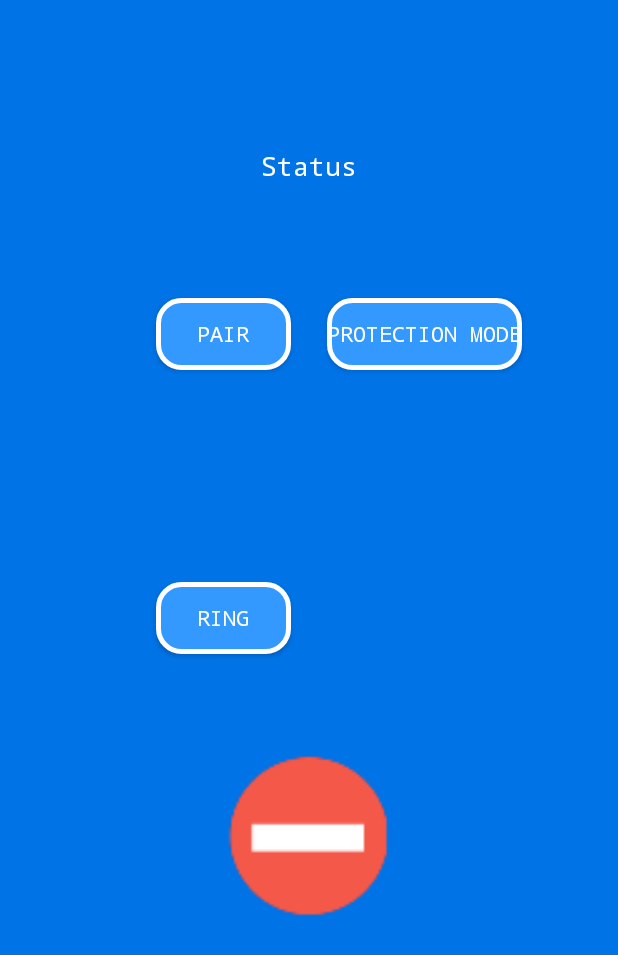
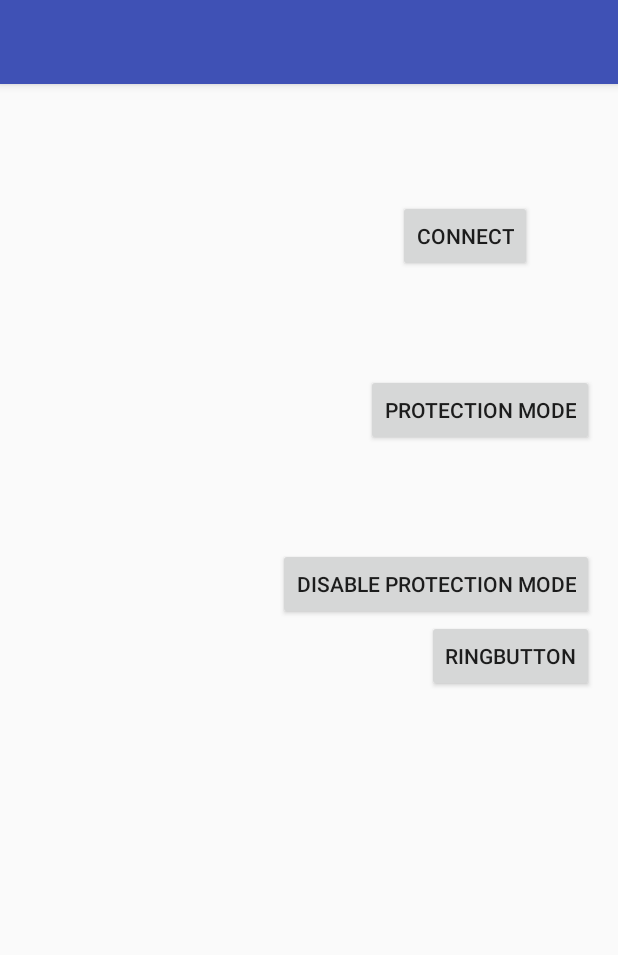
Before and after one commit to orestisfl/daedalus-sfhmmy9, an Android app: the MainActivity screen opened directly, with no data from a screen before it, on a phone screen of 412 x 824 dp. Shown: the top 955 px of the screen. Run offline under Robolectric (Android 15) with nearby library versions, the phone set to English and light mode, and no system bars.

Commit message:
Fix arduino RING

```diff
--- a/CellLock/app/src/main/res/layout/main.xml
+++ b/CellLock/app/src/main/res/layout/main.xml
@@ -5,9 +5,21 @@
     android:layout_width="match_parent"
     android:layout_height="match_parent"
     android:fitsSystemWindows="true"
-    android:background="@color/colorBackground"
+    tools:context="com.example.daedalus.celllock.MainActivity">
 
-    tools:context="com.example.daedalus.celllock.MainActivity">
+    <android.support.design.widget.AppBarLayout
+        android:layout_width="match_parent"
+        android:layout_height="wrap_content"
+        android:theme="@style/AppTheme.AppBarOverlay">
+
+        <android.support.v7.widget.Toolbar
+            android:id="@+id/toolbar"
+            android:layout_width="match_parent"
+            android:layout_height="?attr/actionBarSize"
+            android:background="?attr/colorPrimary"
+            app:popupTheme="@style/AppTheme.PopupOverlay" />
+
+    </android.support.design.widget.AppBarLayout>
 
     <RelativeLayout xmlns:android="http://schemas.android.com/apk/res/android"
         xmlns:app="http://schemas.android.com/apk/res-auto"
@@ -26,17 +38,14 @@
             android:layout_width="wrap_content"
             android:layout_height="wrap_content"
             android:id="@+id/Connectbutton"
-            android:text="Pair"
-            android:background="@drawable/buttonshape"
-            android:textColor="#FFFFFF"
-            android:typeface="monospace"
-            android:width="90dp"
-            android:height="30dp"
-            android:onClick="connectButton"
-            android:layout_alignTop="@+id/Protectionbutton"
-            android:layout_toLeftOf="@+id/debuggText"
-            android:layout_toStartOf="@+id/debuggText"
-            android:layout_marginRight="-20dp"/>
+            android:text="Connect"
+            android:layout_alignParentTop="true"
+            android:layout_alignParentRight="true"
+            android:layout_alignParentEnd="true"
+            android:layout_marginRight="41dp"
+            android:layout_marginEnd="41dp"
+            android:layout_marginTop="61dp"
+            android:onClick="connectButton"/>
 
         <Button
             android:layout_width="wrap_content"
@@ -44,83 +53,42 @@
             android:text="Protection Mode"
             android:id="@+id/Protectionbutton"
             android:onClick="protectionButton"
-            android:background="@drawable/buttonshape"
-            android:textColor="#FFFFFF"
-            android:typeface="monospace"
-            android:width="130dp"
-            android:height="30dp"
-            android:layout_below="@+id/debuggText"
-            android:layout_toRightOf="@+id/debuggText"
-            android:layout_toEndOf="@+id/debuggText"
-            android:layout_marginTop="76dp"
-            android:layout_marginLeft="-20dp"/>
-
+            android:layout_below="@+id/Connectbutton"
+            android:layout_alignParentRight="true"
+            android:layout_alignParentEnd="true"
+            android:layout_marginTop="68dp"
+            />
 
         <TextView
             android:layout_width="wrap_content"
             android:layout_height="wrap_content"
-            android:textAppearance="?android:attr/textAppearanceMedium"
-            android:text="Status"
             android:id="@+id/debuggText"
-            android:typeface="monospace"
-            android:textColor="#FFFFFF"
-            android:layout_alignParentTop="true"
-            android:layout_centerHorizontal="true"
-            android:layout_marginTop="82dp" />
+            android:layout_below="@+id/Connectbutton"
+            android:layout_alignParentLeft="true"
+            android:layout_alignParentStart="true"
+            android:layout_marginLeft="91dp"
+            android:layout_marginStart="91dp" />
 
         <Button
             android:layout_width="wrap_content"
             android:layout_height="wrap_content"
-            android:text="Ring"
-            android:id="@+id/ring"
-            android:background="@drawable/buttonshape"
-            android:textColor="#FFFFFF"
+            android:text="Disable protection mode"
+            android:id="@+id/Disablebutton"
+            android:layout_below="@+id/Protectionbutton"
+            android:layout_alignParentRight="true"
+            android:layout_alignParentEnd="true"
+            android:layout_marginTop="68dp"
+            android:onClick="disableProtection"/>
+
+        <Button
+            android:layout_width="wrap_content"
+            android:layout_height="wrap_content"
+            android:text="RingButton"
+            android:id="@+id/ringbutton"
             android:onClick="ringButton"
-            android:typeface="monospace"
-            android:width="90dp"
-            android:height="30dp"
-            android:layout_centerVertical="true"
-            android:layout_marginTop="10dp"
-            android:layout_alignLeft="@+id/Connectbutton"
-            android:layout_alignStart="@+id/Connectbutton" />
-
-        <ImageView
-            android:layout_width="120dp"
-            android:layout_height="120dp"
-            android:src="@mipmap/danger"
-            android:id="@+id/imageViewDanger"
-            android:layout_marginTop="62dp"
-            android:layout_below="@+id/ring"
-            android:layout_centerHorizontal="true"
-            android:visibility="visible"/>
-        <ImageView
-            android:layout_width="120dp"
-            android:layout_height="120dp"
-            android:src="@mipmap/shield_ok"
-            android:id="@+id/imageViewShield"
-            android:layout_marginTop="62dp"
-            android:layout_below="@+id/ring"
-            android:layout_centerHorizontal="true"
-            android:visibility="invisible"/>
-        <ImageView
-            android:layout_width="120dp"
-            android:layout_height="120dp"
-            android:src="@mipmap/warning"
-            android:id="@+id/imageViewWarning"
-            android:layout_marginTop="62dp"
-            android:layout_below="@+id/ring"
-            android:layout_centerHorizontal="true"
-            android:visibility="invisible"/>
-        <ImageView
-            android:layout_width="120dp"
-            android:layout_height="120dp"
-            android:src="@mipmap/bell"
-            android:id="@+id/imageViewBell"
-            android:layout_marginTop="62dp"
-            android:layout_below="@+id/ring"
-            android:layout_centerHorizontal="true"
-            android:visibility="invisible"/>
-
+            android:layout_below="@+id/Disablebutton"
+            android:layout_alignParentRight="true"
+            android:layout_alignParentEnd="true" />
     </RelativeLayout>
 
 
```
Also changed, not shown: CellLock/app/src/main/java/com/example/daedalus/celllock/MainActivity.java (+69 -69 lines).
